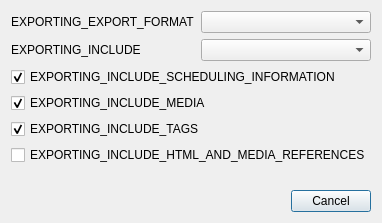
This is qt/aqt/forms/exporting.ui in ankitects/anki as Qt 5 draws it before an edit. The edited form follows.
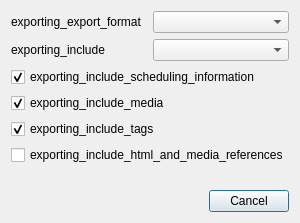
This is the edited form.

Commit message:
update TR references in .ui files
We're not benefiting from type checking yet, as mypy and pylint currently
ignore the generated files

What changed in the file:
```diff
--- a/qt/aqt/forms/exporting.ui
+++ b/qt/aqt/forms/exporting.ui
@@ -25,7 +25,7 @@
         </size>
        </property>
        <property name="text">
-        <string>EXPORTING_EXPORT_FORMAT</string>
+        <string>exporting_export_format</string>
        </property>
       </widget>
      </item>
@@ -35,7 +35,7 @@
      <item row="1" column="0">
       <widget class="QLabel" name="label_2">
        <property name="text">
-        <string>EXPORTING_INCLUDE</string>
+        <string>exporting_include</string>
        </property>
       </widget>
      </item>
@@ -49,7 +49,7 @@
      <item>
       <widget class="QCheckBox" name="includeSched">
        <property name="text">
-        <string>EXPORTING_INCLUDE_SCHEDULING_INFORMATION</string>
+        <string>exporting_include_scheduling_information</string>
        </property>
        <property name="checked">
         <bool>true</bool>
@@ -59,7 +59,7 @@
      <item>
       <widget class="QCheckBox" name="includeMedia">
        <property name="text">
-        <string>EXPORTING_INCLUDE_MEDIA</string>
+        <string>exporting_include_media</string>
        </property>
        <property name="checked">
         <bool>true</bool>
@@ -69,7 +69,7 @@
      <item>
       <widget class="QCheckBox" name="includeTags">
        <property name="text">
-        <string>EXPORTING_INCLUDE_TAGS</string>
+        <string>exporting_include_tags</string>
        </property>
        <property name="checked">
         <bool>true</bool>
@@ -79,7 +79,7 @@
      <item>
       <widget class="QCheckBox" name="includeHTML">
        <property name="text">
-        <string>EXPORTING_INCLUDE_HTML_AND_MEDIA_REFERENCES</string>
+        <string>exporting_include_html_and_media_references</string>
        </property>
       </widget>
      </item>
```
Left out of the diff: 2 changed lines with no effect on the pictures. The commit also changes 34 other files.
